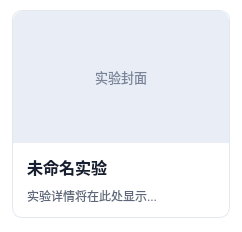
Old version of the form EzLaboratory/source/frontend/widgets/experiment/ExperimentCard.ui in the repository Shulincooky/EzLaboratory.
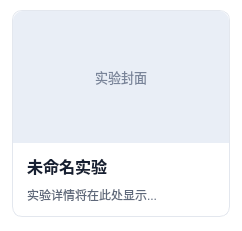
New version of the form.

Patch:
```diff
--- a/EzLaboratory/source/frontend/widgets/experiment/ExperimentCard.ui
+++ b/EzLaboratory/source/frontend/widgets/experiment/ExperimentCard.ui
@@ -12,14 +12,14 @@
   </property>
   <property name="minimumSize">
    <size>
-    <width>0</width>
-    <height>0</height>
+    <width>242</width>
+    <height>231</height>
    </size>
   </property>
   <property name="maximumSize">
    <size>
-    <width>384</width>
-    <height>304</height>
+    <width>242</width>
+    <height>231</height>
    </size>
   </property>
   <property name="styleSheet">
@@ -200,7 +200,7 @@
             <string>实验详情将在此处显示...</string>
            </property>
            <property name="wordWrap">
-            <bool>true</bool>
+            <bool>false</bool>
            </property>
           </widget>
          </item>
```
